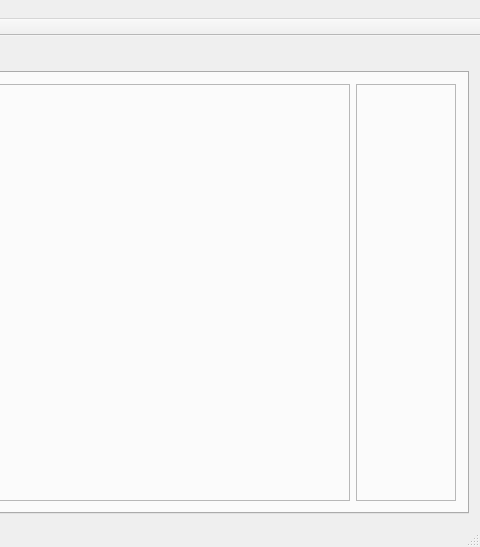
First picture: the form in finapp.ui, repository drKriegersLab/FinApp, before the edit; both pictures show x 355 to 835 and y 0 to 547 of the 835 by 547 pixel window.
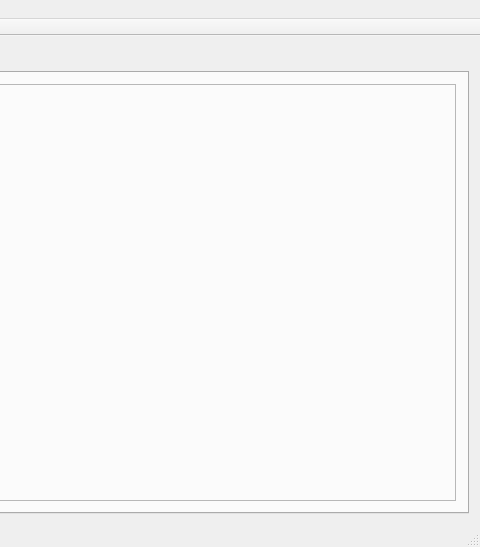
Second picture: the form after the edit. The open tabs and pages were chosen to show the change.

```diff
--- a/finapp.ui
+++ b/finapp.ui
@@ -255,28 +255,6 @@
             </property>
            </widget>
           </item>
-          <item>
-           <widget class="QFrame" name="frame_controller_buttons">
-            <property name="minimumSize">
-             <size>
-              <width>100</width>
-              <height>0</height>
-             </size>
-            </property>
-            <property name="maximumSize">
-             <size>
-              <width>100</width>
-              <height>16777215</height>
-             </size>
-            </property>
-            <property name="frameShape">
-             <enum>QFrame::StyledPanel</enum>
-            </property>
-            <property name="frameShadow">
-             <enum>QFrame::Raised</enum>
-            </property>
-           </widget>
-          </item>
          </layout>
         </item>
        </layout>
```
Left out of the diff: 2 changed lines with no effect on the pictures.
